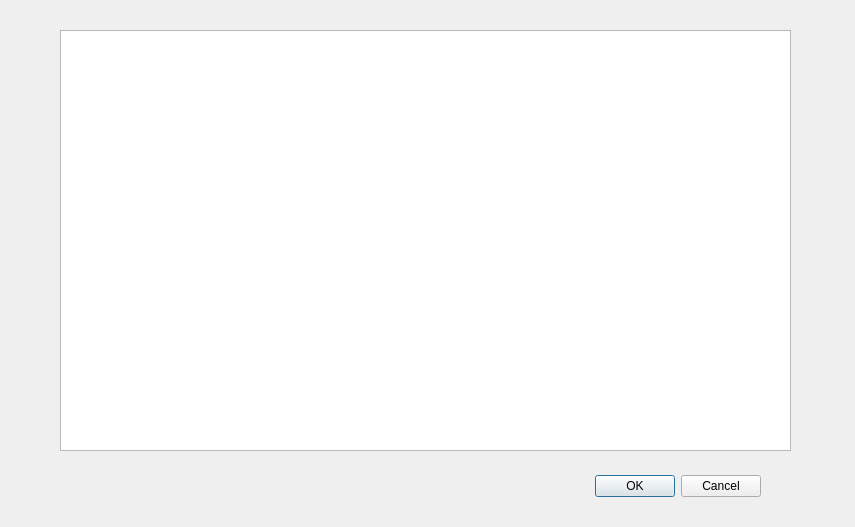
Above: librarymanage/intheotheloai.ui from DTTaze/Qt-Library-Management before the change. Below: the same form after it.
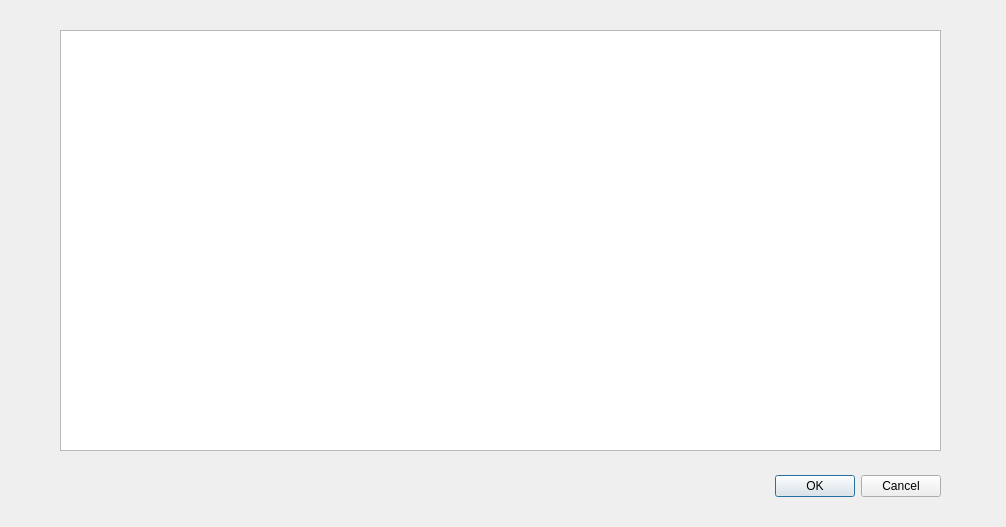
That is the form after the change.

```diff
--- a/librarymanage/intheotheloai.ui
+++ b/librarymanage/intheotheloai.ui
@@ -6,7 +6,7 @@
    <rect>
     <x>0</x>
     <y>0</y>
-    <width>855</width>
+    <width>1006</width>
     <height>527</height>
    </rect>
   </property>
@@ -16,7 +16,7 @@
   <widget class="QDialogButtonBox" name="buttonBox">
    <property name="geometry">
     <rect>
-     <x>420</x>
+     <x>600</x>
      <y>470</y>
      <width>341</width>
      <height>32</height>
@@ -34,13 +34,16 @@
     <rect>
      <x>60</x>
      <y>30</y>
-     <width>731</width>
+     <width>881</width>
      <height>421</height>
     </rect>
    </property>
    <property name="editTriggers">
     <set>QAbstractItemView::EditTrigger::DoubleClicked</set>
    </property>
+   <attribute name="horizontalHeaderStretchLastSection">
+    <bool>true</bool>
+   </attribute>
   </widget>
  </widget>
  <resources/>
```
